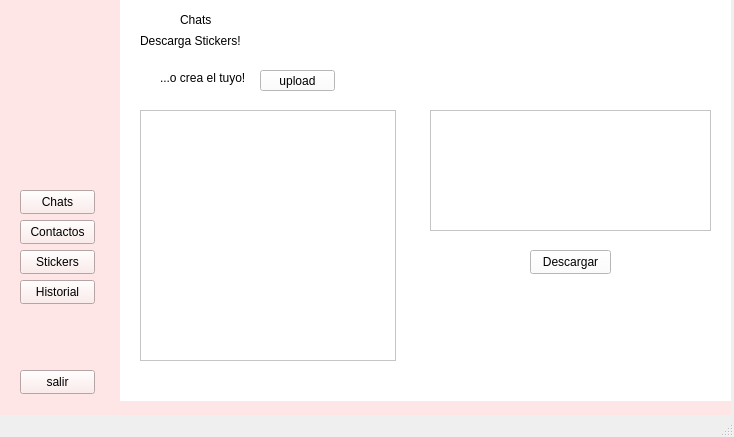
Old version of the form mainwindow.ui in the repository Scastelar/Chat.
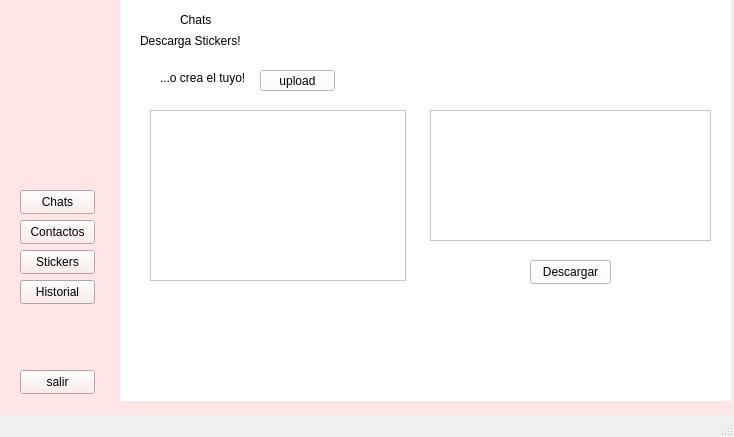
New version of the form. The open tabs and pages were chosen to show the change. Icons and pictures are not drawn.

The edit to the form file:
```diff
--- a/mainwindow.ui
+++ b/mainwindow.ui
@@ -1058,7 +1058,7 @@
             <x>310</x>
             <y>90</y>
             <width>281</width>
-            <height>121</height>
+            <height>131</height>
            </rect>
           </property>
           <property name="widgetResizable">
@@ -1070,7 +1070,7 @@
              <x>0</x>
              <y>0</y>
              <width>279</width>
-             <height>119</height>
+             <height>129</height>
             </rect>
            </property>
            <layout class="QHBoxLayout" name="horizontalLayout_2">
@@ -1084,7 +1084,7 @@
           <property name="geometry">
            <rect>
             <x>410</x>
-            <y>230</y>
+            <y>240</y>
             <width>81</width>
             <height>24</height>
            </rect>
@@ -1096,10 +1096,10 @@
          <widget class="QListWidget" name="listWidget_2">
           <property name="geometry">
            <rect>
-            <x>20</x>
+            <x>30</x>
             <y>90</y>
             <width>256</width>
-            <height>251</height>
+            <height>171</height>
            </rect>
           </property>
          </widget>
```
Left out of the diff: 6 changed lines with no effect on the pictures.
